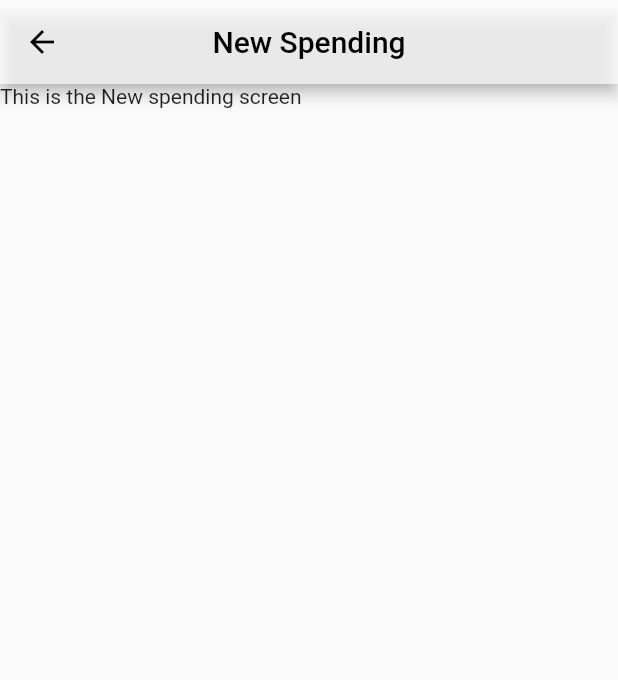
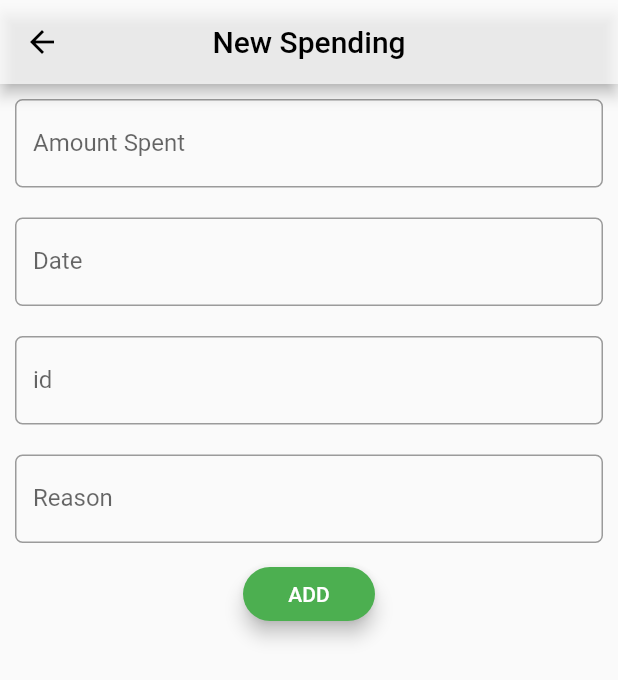
Before and after one commit to himanshusingh335/check_my_cash, a Flutter app: the NewSpendingScreen screen opened by its route, on a phone screen of 412 x 824 dp. Shown: the top 680 px of the screen. Run offline on Flutter 3.47's test engine with Material 2 defaults, Android fonts, the phone set to English and light mode, and no system bars; our stand-ins replace sqflite; accounts and stored records are empty.

Commit message:
databse creation + UI enhancements

```diff
--- /dev/null
+++ b/check_my_cash/lib/backend/transactions.dart
@@ -0,0 +1,18 @@
+class Transactions {
+  var transactionDate;
+  var transactionAmnt;
+  var reason;
+  var id;
+
+  Transactions(
+      {this.transactionDate, this.transactionAmnt, this.reason, this.id});
+
+  Map<String, dynamic> toMap() {
+    return {
+      'id': id,
+      'date': transactionDate,
+      'amount': transactionAmnt,
+      'reason': reason,
+    };
+  }
+}
--- a/check_my_cash/lib/main.dart
+++ b/check_my_cash/lib/main.dart
@@ -1,11 +1,14 @@
+import 'package:check_my_cash/backend/DataBaseServices.dart';
 import 'package:check_my_cash/screens/Edit_Budget.dart';
 import 'package:check_my_cash/screens/Home_Screen.dart';
 import 'package:check_my_cash/screens/New_Spending.dart';
 import 'package:check_my_cash/screens/Transaction_History.dart';
 import 'package:check_my_cash/screens/settings.dart';
 import 'package:flutter/material.dart';
+import 'package:flutter/widgets.dart';
 
-void main() {
+void main() async {
+  WidgetsFlutterBinding.ensureInitialized();
   runApp(CheckMyCash());
 }
 
--- a/check_my_cash/lib/screens/New_Spending.dart
+++ b/check_my_cash/lib/screens/New_Spending.dart
@@ -1,9 +1,16 @@
+import 'package:check_my_cash/backend/transactions.dart';
 import 'package:flutter/material.dart';
+import 'package:check_my_cash/backend/DataBaseServices.dart';
 
 class NewSpendingScreen extends StatefulWidget {
   @override
   _NewSpendingScreenState createState() => _NewSpendingScreenState();
 }
+
+TextEditingController amount = new TextEditingController();
+TextEditingController date = new TextEditingController();
+TextEditingController reason = new TextEditingController();
+TextEditingController id = new TextEditingController();
 
 class _NewSpendingScreenState extends State<NewSpendingScreen> {
   @override
@@ -20,7 +27,101 @@ class _NewSpendingScreenState extends State<NewSpendingScreen> {
         backgroundColor: Colors.white70,
         iconTheme: IconThemeData(color: Colors.black),
       ),
-      body: Text('This is the New spending screen'),
+      body: Column(
+        children: <Widget>[
+          Padding(
+            padding: EdgeInsets.only(
+              top: 10.0,
+              bottom: 10.0,
+              right: 10,
+              left: 10,
+            ),
+            child: TextField(
+              controller: amount,
+              decoration: InputDecoration(
+                hintText: 'Enter Amount',
+                labelText: 'Amount Spent',
+                border: OutlineInputBorder(
+                    borderRadius: BorderRadius.circular(5.0)),
+              ),
+              keyboardType: TextInputType.text,
+            ),
+          ),
+          Padding(
+            padding: EdgeInsets.only(
+              top: 10.0,
+              bottom: 10.0,
+              right: 10,
+              left: 10,
+            ),
+            child: TextField(
+              controller: date,
+              decoration: InputDecoration(
+                hintText: 'Enter Date of transaction',
+                labelText: 'Date',
+                border: OutlineInputBorder(
+                    borderRadius: BorderRadius.circular(5.0)),
+              ),
+              keyboardType: TextInputType.text,
+            ),
+          ),
+          Padding(
+            padding: EdgeInsets.only(
+              top: 10.0,
+              bottom: 10.0,
+              right: 10,
+              left: 10,
+            ),
+            child: TextField(
+              controller: id,
+              decoration: InputDecoration(
+                hintText: 'Enter id',
+                labelText: 'id',
+                border: OutlineInputBorder(
+                    borderRadius: BorderRadius.circular(5.0)),
+              ),
+              keyboardType: TextInputType.text,
+            ),
+          ),
+          Padding(
+            padding: EdgeInsets.only(
+              top: 10.0,
+              bottom: 10.0,
+              right: 10,
+              left: 10,
+            ),
+            child: TextField(
+              controller: reason,
+              decoration: InputDecoration(
+                hintText: 'Enter reason',
+                labelText: 'Reason',
+                border: OutlineInputBorder(
+                    borderRadius: BorderRadius.circular(5.0)),
+              ),
+              keyboardType: TextInputType.text,
+            ),
+          ),
+          RaisedButton(
+              color: Colors.green,
+              textColor: Colors.white,
+              shape: RoundedRectangleBorder(
+                borderRadius: new BorderRadius.circular(50.0),
+              ),
+              elevation: 5,
+              child: Text("ADD"),
+              onPressed: () {
+                var t = new Transactions(
+                    id: id,
+                    transactionAmnt: int.parse(amount.text),
+                    transactionDate: date.toString(),
+                    reason: reason.toString());
+
+                var K = new DatabaseServices();
+                K.initializeDb();
+                K.addTransaction(t);
+              }),
+        ],
+      ),
     );
   }
 }
--- a/check_my_cash/pubspec.yaml
+++ b/check_my_cash/pubspec.yaml
@@ -21,6 +21,8 @@ environment:
   sdk: ">=2.7.0 <3.0.0"
 
 dependencies:
+  sqflite: ^1.3.2+1
+  path_provider: ^1.6.24
   flutter:
     sdk: flutter
 
```
Also changed, not shown: check_my_cash/lib/backend/BudgetClass.dart (added, +20 -0 lines), check_my_cash/lib/backend/DataBaseServices.dart (added, +90 -0 lines), check_my_cash/lib/screens/Transaction_History.dart (+36 -1 lines), check_my_cash/pubspec.lock, 8 other files.
